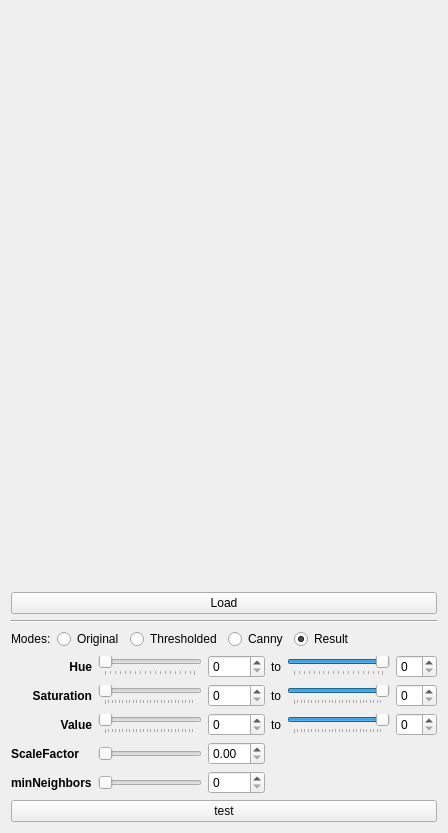
This is Qt/mega_git_tests/Test_OpenCV/src/test_OpenCV_mainbox/src/ui/test_OpenCV_mainbox.ui in RinatB2017/mega_GIT as Qt 5 draws it before an edit. The edited form follows.
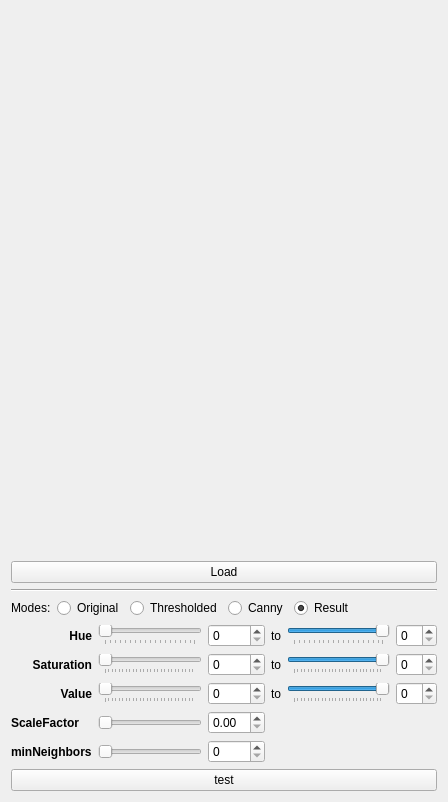
This is the edited form.

```diff
--- a/Qt/mega_git_tests/Test_OpenCV/src/test_OpenCV_mainbox/src/ui/test_OpenCV_mainbox.ui
+++ b/Qt/mega_git_tests/Test_OpenCV/src/test_OpenCV_mainbox/src/ui/test_OpenCV_mainbox.ui
@@ -7,7 +7,7 @@
     <x>0</x>
     <y>0</y>
     <width>448</width>
-    <height>833</height>
+    <height>802</height>
    </rect>
   </property>
   <property name="windowTitle">
```
